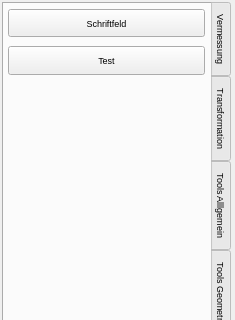
Landesamt-fuer-Archaeologie-Sachsen/Tachy2GIS_arch, file t2g_arch_dockwidget_base.ui: the form before one commit; both pictures show x 0 to 235 and y 0 to 320 of the 235 by 898 pixel window.
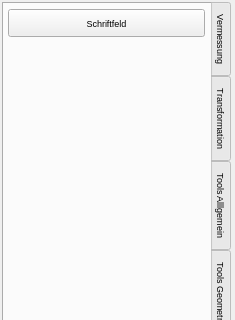
The form after the commit. The open tabs and pages were chosen to show the change. Icons and pictures are not drawn. Custom widgets are drawn as their Qt base class.

Commit message: delete "test" button

Diff of the .ui file:
```diff
--- a/t2g_arch_dockwidget_base.ui
+++ b/t2g_arch_dockwidget_base.ui
@@ -3371,19 +3371,6 @@
        <attribute name="title">
         <string>Drucklayout</string>
        </attribute>
-       <widget class="QPushButton" name="pushButton_8">
-        <property name="geometry">
-         <rect>
-          <x>4</x>
-          <y>42</y>
-          <width>197</width>
-          <height>29</height>
-         </rect>
-        </property>
-        <property name="text">
-         <string>Test</string>
-        </property>
-       </widget>
        <widget class="QPushButton" name="butSchriftfeld">
         <property name="geometry">
          <rect>
```
Left out of the diff: 2 changed lines with no effect on the pictures.
